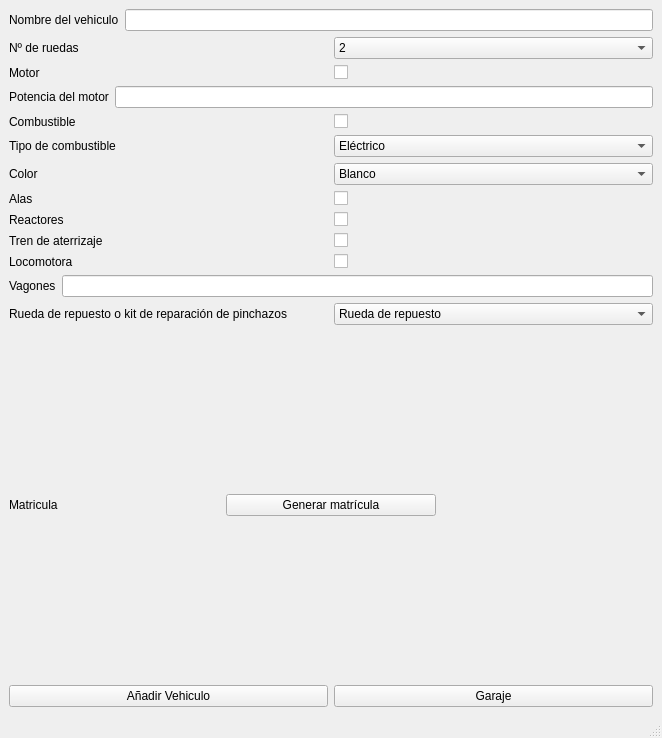
First picture: the form in mainwindow.ui, repository MarioLopB/practica2ARCO, before the edit.
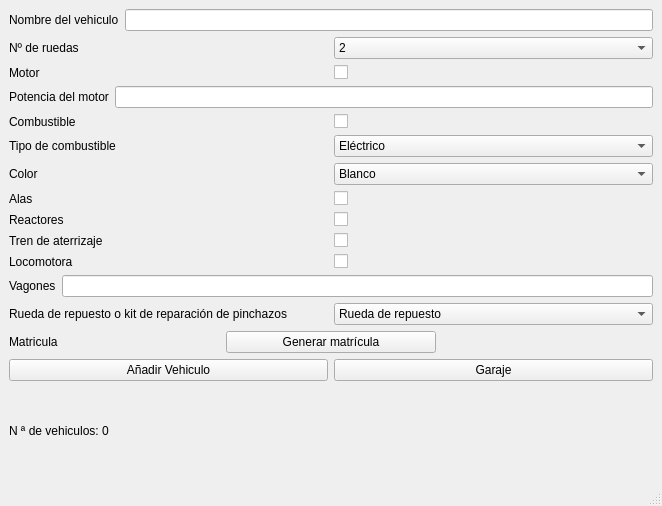
Second picture: the form after the edit.

Commit message: Add label to show number of vehicles

What changed in the file:
```diff
--- a/mainwindow.ui
+++ b/mainwindow.ui
@@ -7,7 +7,7 @@
     <x>0</x>
     <y>0</y>
     <width>662</width>
-    <height>738</height>
+    <height>506</height>
    </rect>
   </property>
   <property name="windowTitle">
@@ -362,6 +362,13 @@
       </item>
      </layout>
     </item>
+    <item row="1" column="0">
+     <widget class="QLabel" name="NVehiculos">
+      <property name="text">
+       <string>N ª de vehiculos: 0</string>
+      </property>
+     </widget>
+    </item>
    </layout>
   </widget>
   <widget class="QStatusBar" name="statusbar"/>
```
The commit also changes 3 other files.
